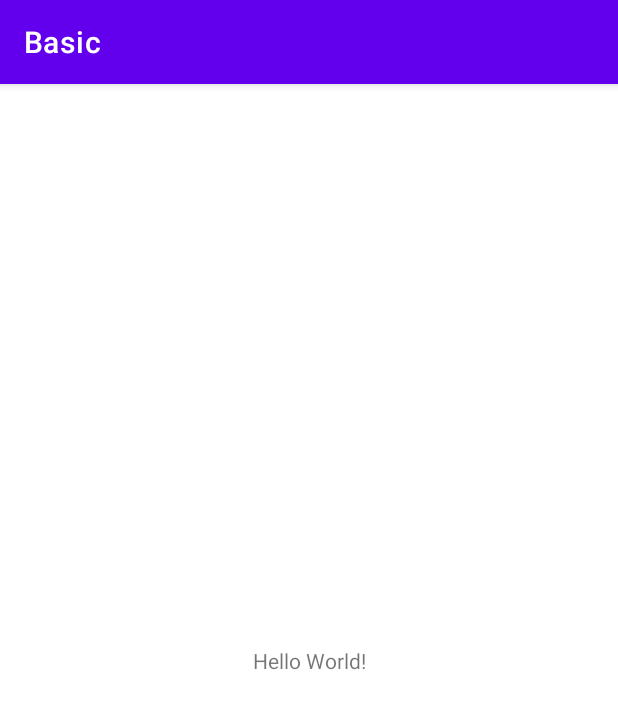
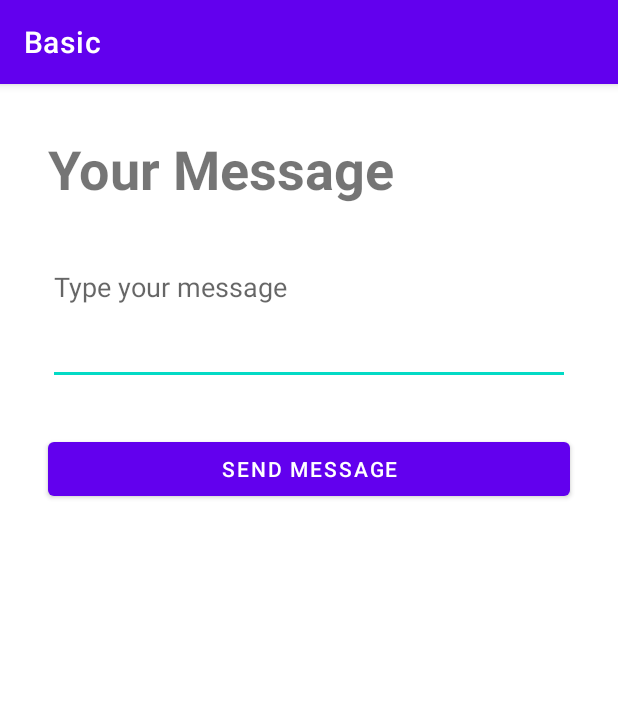
Before and after one commit to SantoPatian/AndroidBasic, an Android app: the screen it shows after launch (MainActivity), on a phone screen of 412 x 824 dp. Shown: the top 709 px of the screen. Run offline under Robolectric (Android 15) with nearby library versions, the phone set to English and light mode, and no system bars.

Commit message:
change main activity layout

```diff
--- a/app/build.gradle
+++ b/app/build.gradle
@@ -33,10 +33,15 @@ android {
 
 dependencies {
 
+    //Core
     implementation 'androidx.core:core-ktx:1.8.0'
     implementation 'androidx.appcompat:appcompat:1.4.2'
+    implementation 'androidx.constraintlayout:constraintlayout:2.1.4'
+
+    //Material
     implementation 'com.google.android.material:material:1.6.1'
-    implementation 'androidx.constraintlayout:constraintlayout:2.1.4'
+
+    //Test
     testImplementation 'junit:junit:4.13.2'
     androidTestImplementation 'androidx.test.ext:junit:1.1.3'
     androidTestImplementation 'androidx.test.espresso:espresso-core:3.4.0'
--- a/app/src/main/res/layout/activity_main.xml
+++ b/app/src/main/res/layout/activity_main.xml
@@ -6,13 +6,49 @@
     android:layout_height="match_parent"
     tools:context=".MainActivity">
 
+    <EditText
+        android:id="@+id/editText"
+        android:layout_width="0dp"
+        android:layout_height="wrap_content"
+        android:layout_marginStart="32dp"
+        android:layout_marginTop="32dp"
+        android:layout_marginEnd="32dp"
+        android:hint="@string/type_your_message"
+        android:autofillHints="Type your message"
+        android:minHeight="48dp"
+        android:gravity="top|start"
+        android:inputType="textCapSentences|textMultiLine|textAutoComplete"
+        android:minLines="3"
+        android:maxLines="5"
+        app:layout_constraintEnd_toEndOf="parent"
+        app:layout_constraintStart_toStartOf="parent"
+        app:layout_constraintTop_toBottomOf="@+id/textView" />
+
     <TextView
-        android:layout_width="wrap_content"
+        android:id="@+id/textView"
+        android:layout_width="0dp"
         android:layout_height="wrap_content"
-        android:text="Hello World!"
-        app:layout_constraintBottom_toBottomOf="parent"
+        android:layout_marginStart="32dp"
+        android:layout_marginTop="32dp"
+        android:layout_marginEnd="32dp"
+        android:minHeight="48dp"
+        android:text="@string/message"
+        android:textSize="36sp"
+        android:textStyle="bold"
         app:layout_constraintEnd_toEndOf="parent"
         app:layout_constraintStart_toStartOf="parent"
         app:layout_constraintTop_toTopOf="parent" />
 
+    <Button
+        android:id="@+id/button"
+        android:layout_width="0dp"
+        android:layout_height="wrap_content"
+        android:layout_marginStart="32dp"
+        android:layout_marginTop="32dp"
+        android:layout_marginEnd="32dp"
+        android:text="@string/send_message"
+        app:layout_constraintEnd_toEndOf="parent"
+        app:layout_constraintStart_toStartOf="parent"
+        app:layout_constraintTop_toBottomOf="@+id/editText" />
+
 </androidx.constraintlayout.widget.ConstraintLayout>
--- a/app/src/main/res/values/strings.xml
+++ b/app/src/main/res/values/strings.xml
@@ -1,3 +1,6 @@
 <resources>
     <string name="app_name">Basic</string>
+    <string name="message">Your Message</string>
+    <string name="send_message">Send Message</string>
+    <string name="type_your_message">Type your message</string>
 </resources>
```
Also changed, not shown: 1 other file.
